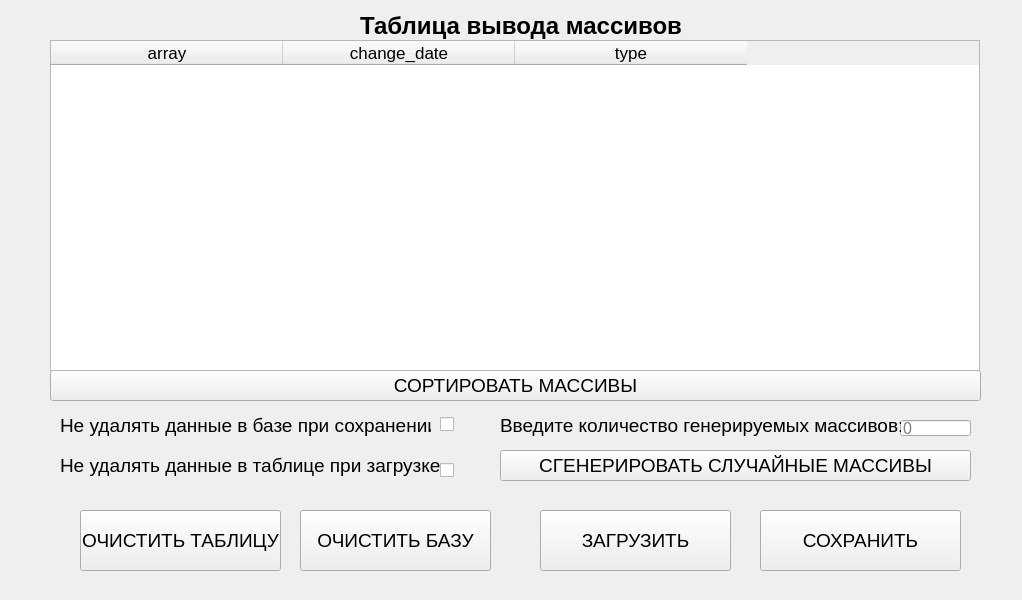
This is RPS-3-Baev-Ivlev-425/main_window.ui in Kind3rok/SortSelection as Qt 5 draws it before an edit. The edited form follows.
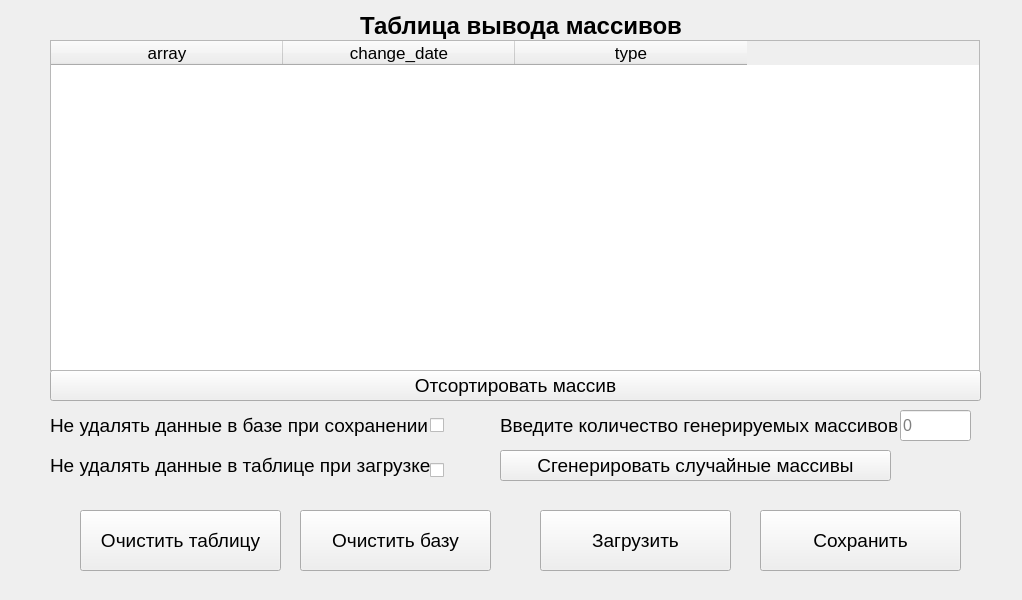
This is the edited form.

Diff of the .ui file:
```diff
--- a/RPS-3-Baev-Ivlev-425/main_window.ui
+++ b/RPS-3-Baev-Ivlev-425/main_window.ui
@@ -19,7 +19,7 @@
      <rect>
       <x>500</x>
       <y>450</y>
-      <width>471</width>
+      <width>391</width>
       <height>31</height>
      </rect>
     </property>
@@ -30,7 +30,7 @@
      </font>
     </property>
     <property name="text">
-     <string>СГЕНЕРИРОВАТЬ СЛУЧАЙНЫЕ МАССИВЫ</string>
+     <string>Сгенерировать случайные массивы</string>
     </property>
    </widget>
    <widget class="QTableWidget" name="output_table">
@@ -115,7 +115,7 @@
      </font>
     </property>
     <property name="text">
-     <string>ЗАГРУЗИТЬ</string>
+     <string>Загрузить</string>
     </property>
    </widget>
    <widget class="QPushButton" name="save_btn">
@@ -136,7 +136,7 @@
      </font>
     </property>
     <property name="text">
-     <string>СОХРАНИТЬ</string>
+     <string>Сохранить</string>
     </property>
    </widget>
    <widget class="QPushButton" name="sort_btn">
@@ -155,7 +155,7 @@
      </font>
     </property>
     <property name="text">
-     <string>СОРТИРОВАТЬ МАССИВЫ</string>
+     <string>Отсортировать массив</string>
     </property>
    </widget>
    <widget class="QLabel" name="label">
@@ -181,9 +181,9 @@
     <property name="geometry">
      <rect>
       <x>900</x>
-      <y>420</y>
+      <y>410</y>
       <width>71</width>
-      <height>16</height>
+      <height>31</height>
      </rect>
     </property>
     <property name="font">
@@ -201,9 +201,9 @@
    <widget class="QLabel" name="label_2">
     <property name="geometry">
      <rect>
-      <x>60</x>
+      <x>50</x>
       <y>410</y>
-      <width>371</width>
+      <width>381</width>
       <height>31</height>
      </rect>
     </property>
@@ -219,7 +219,7 @@
    <widget class="QLabel" name="label_3">
     <property name="geometry">
      <rect>
-      <x>60</x>
+      <x>50</x>
       <y>450</y>
       <width>381</width>
       <height>31</height>
@@ -237,8 +237,8 @@
    <widget class="QCheckBox" name="save_in_db">
     <property name="geometry">
      <rect>
-      <x>440</x>
-      <y>409</y>
+      <x>430</x>
+      <y>410</y>
       <width>21</width>
       <height>31</height>
      </rect>
@@ -250,7 +250,7 @@
    <widget class="QCheckBox" name="save_in_table">
     <property name="geometry">
      <rect>
-      <x>440</x>
+      <x>430</x>
       <y>460</y>
       <width>21</width>
       <height>21</height>
@@ -275,7 +275,7 @@
      </font>
     </property>
     <property name="text">
-     <string>Введите количество генерируемых массивов:</string>
+     <string>Введите количество генерируемых массивов</string>
     </property>
    </widget>
    <widget class="QPushButton" name="clear_database_btn">
@@ -296,7 +296,7 @@
      </font>
     </property>
     <property name="text">
-     <string>ОЧИСТИТЬ БАЗУ</string>
+     <string>Очистить базу</string>
     </property>
    </widget>
    <widget class="QPushButton" name="clear_table_btn">
@@ -317,7 +317,7 @@
      </font>
     </property>
     <property name="text">
-     <string>ОЧИСТИТЬ ТАБЛИЦУ</string>
+     <string>Очистить таблицу</string>
     </property>
    </widget>
    <zorder>random_btn</zorder>
```
